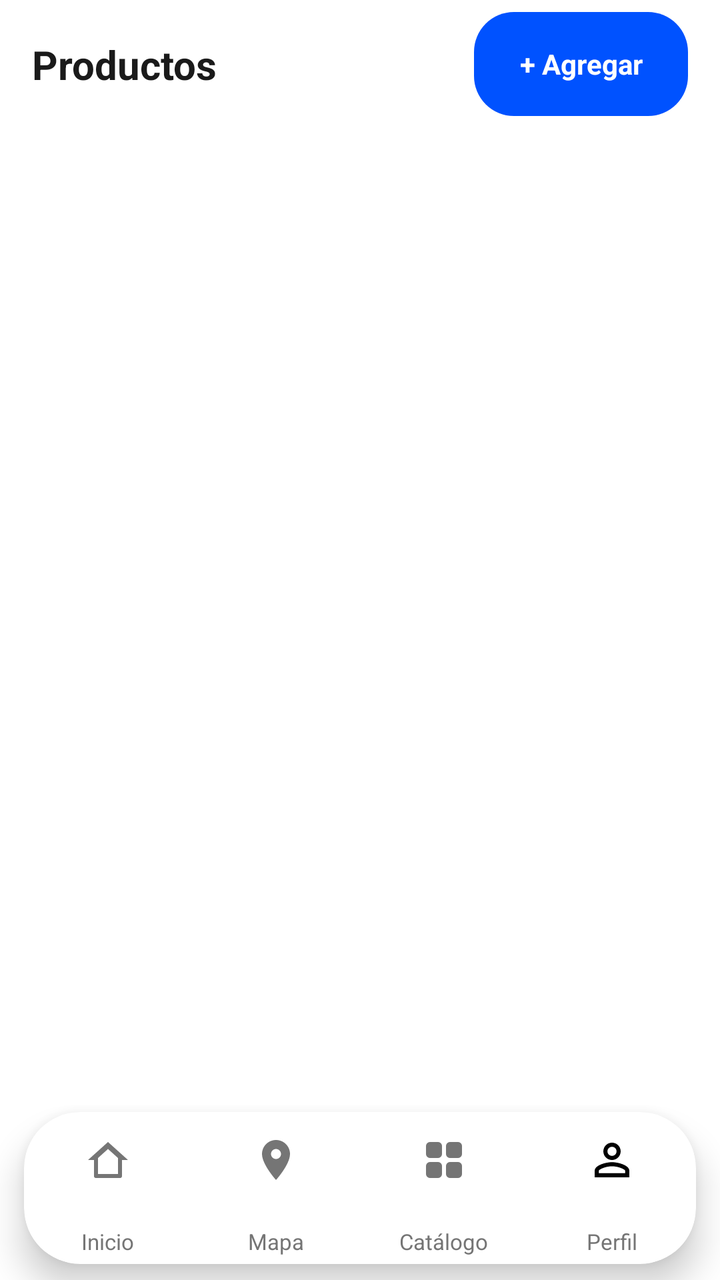
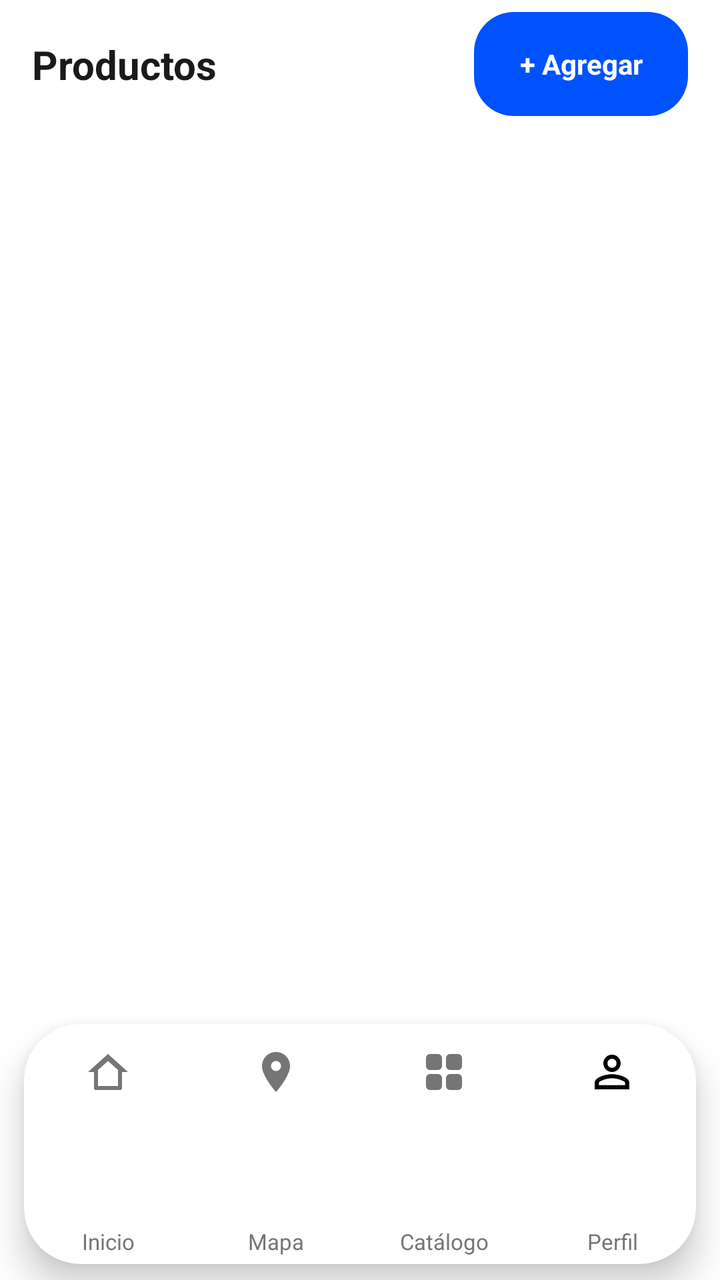

The first picture is an Android layout as it rendered before a commit; the second is the same layout after the commit. The layout source and the unified diff follow.
<!-- AndroidManifest.xml: application theme Theme.MyApplication -->
<!-- res/layout/admin_product.xml -->
<?xml version="1.0" encoding="utf-8"?>
<androidx.constraintlayout.widget.ConstraintLayout xmlns:android="http://schemas.android.com/apk/res/android"
    xmlns:app="http://schemas.android.com/apk/res-auto"
    xmlns:tools="http://schemas.android.com/tools"
    android:id="@+id/main"
    android:layout_width="match_parent"
    android:layout_height="match_parent"
    tools:context=".MainActivity11">

    
    <androidx.constraintlayout.widget.ConstraintLayout
        android:id="@+id/cl_top_bar"
        android:layout_width="match_parent"
        android:layout_height="64dp"
        android:paddingHorizontal="16dp"
        app:layout_constraintTop_toTopOf="parent">

        <TextView
            android:id="@+id/tv_title"
            android:layout_width="wrap_content"
            android:layout_height="wrap_content"
            android:text="@string/products_title"
            android:textColor="@color/text_black"
            android:textSize="20sp"
            android:textStyle="bold"
            app:layout_constraintBottom_toBottomOf="parent"
            app:layout_constraintStart_toStartOf="parent"
            app:layout_constraintTop_toTopOf="parent" />

        <TextView
            android:id="@+id/btn_add_product"
            android:layout_width="107dp"
            android:layout_height="52dp"
            android:background="@drawable/bg_add_button"
            android:gravity="center"
            android:paddingHorizontal="16dp"
            android:text="@string/btn_add"
            android:textColor="@color/white"
            android:textSize="14sp"
            android:textStyle="bold"
            app:layout_constraintBottom_toBottomOf="parent"
            app:layout_constraintEnd_toEndOf="parent"
            app:layout_constraintTop_toTopOf="parent" />

    </androidx.constraintlayout.widget.ConstraintLayout>

    <ScrollView
        android:layout_width="match_parent"
        android:layout_height="0dp"
        app:layout_constraintBottom_toTopOf="@id/custom_bottom_nav"
        app:layout_constraintTop_toBottomOf="@id/cl_top_bar">

        <LinearLayout
            android:id="@+id/ll_products_container"
            android:layout_width="match_parent"
            android:layout_height="wrap_content"
            android:orientation="vertical"
            android:padding="16dp">

        </LinearLayout>
    </ScrollView>

    
    <include
        android:id="@+id/custom_bottom_nav"
        layout="@layout/layout_custom_bottom_nav"
        android:layout_width="match_parent"
        android:layout_height="96dp"
        app:layout_constraintBottom_toBottomOf="parent"
        app:layout_constraintEnd_toEndOf="parent"
        app:layout_constraintStart_toStartOf="parent" />

</androidx.constraintlayout.widget.ConstraintLayout>
<!-- res/layout/layout_custom_bottom_nav.xml (included above) -->
<?xml version="1.0" encoding="utf-8"?>
<FrameLayout xmlns:android="http://schemas.android.com/apk/res/android"
    xmlns:app="http://schemas.android.com/apk/res-auto"
    xmlns:tools="http://schemas.android.com/tools"
    android:id="@+id/custom_bottom_nav"
    android:layout_width="match_parent"
    android:layout_height="96dp"
    android:clipChildren="false"
    android:clipToPadding="false"
    tools:ignore="MergeRootFrame">

    
    <androidx.cardview.widget.CardView
        android:id="@+id/cv_nav_bar"
        android:layout_width="match_parent"
        android:layout_height="76dp"
        android:layout_gravity="bottom"
        android:layout_marginStart="12dp"
        android:layout_marginEnd="12dp"
        android:layout_marginBottom="8dp"
        app:cardBackgroundColor="@color/nav_bar_surface"
        app:cardCornerRadius="28dp"
        app:cardElevation="10dp"
        app:cardMaxElevation="14dp"
        app:cardPreventCornerOverlap="false">

        <LinearLayout
            android:layout_width="match_parent"
            android:layout_height="match_parent"
            android:baselineAligned="false"
            android:orientation="horizontal"
            android:weightSum="4">

            
            <FrameLayout
                android:id="@+id/tab_home"
                android:layout_width="0dp"
                android:layout_height="match_parent"
                android:layout_weight="1"
                android:background="?attr/selectableItemBackgroundBorderless"
                android:clickable="true"
                android:clipChildren="false"
                android:clipToPadding="false"
                android:focusable="true">

                
                <View
                    android:id="@+id/v_home_ring"
                    android:layout_width="54dp"
                    android:layout_height="54dp"
                    android:layout_gravity="center_horizontal|top"
                    android:layout_marginTop="0dp"
                    android:background="@drawable/bg_nav_active_ring"
                    android:elevation="6dp"
                    android:visibility="gone"
                    tools:visibility="visible" />

                
                <FrameLayout
                    android:id="@+id/fl_home_icon_container"
                    android:layout_width="46dp"
                    android:layout_height="46dp"
                    android:layout_gravity="center_horizontal|top"
                    android:layout_marginTop="4dp"
                    android:background="@drawable/bg_nav_active_circle"
                    android:elevation="8dp"
                    android:visibility="gone"
                    tools:visibility="visible">

                    <ImageView
                        android:id="@+id/iv_home_active_icon"
                        android:layout_width="24dp"
                        android:layout_height="24dp"
                        android:layout_gravity="center"
                        android:contentDescription="@string/nav_home"
                        android:src="@drawable/ic_nav_home"
                        app:tint="@color/white" />
                </FrameLayout>

                
                <ImageView
                    android:id="@+id/iv_home_inactive_icon"
                    android:layout_width="24dp"
                    android:layout_height="24dp"
                    android:layout_gravity="center_horizontal|top"
                    android:layout_marginTop="12dp"
                    android:contentDescription="@string/nav_home"
                    android:src="@drawable/ic_nav_home"
                    app:tint="@color/text_grey" />

                
                <TextView
                    android:id="@+id/tv_home_label"
                    android:layout_width="wrap_content"
                    android:layout_height="wrap_content"
                    android:layout_gravity="center_horizontal|bottom"
                    android:layout_marginBottom="4dp"
                    android:text="@string/nav_home"
                    android:textColor="@color/text_grey"
                    android:textSize="11sp"
                    android:textStyle="normal" />

            </FrameLayout>

            
            <FrameLayout
                android:id="@+id/tab_map"
                android:layout_width="0dp"
                android:layout_height="match_parent"
                android:layout_weight="1"
                android:background="?attr/selectableItemBackgroundBorderless"
                android:clickable="true"
                android:clipChildren="false"
                android:clipToPadding="false"
                android:focusable="true">

                
                <View
                    android:id="@+id/v_map_ring"
                    android:layout_width="54dp"
                    android:layout_height="54dp"
                    android:layout_gravity="center_horizontal|top"
                    android:layout_marginTop="0dp"
                    android:background="@drawable/bg_nav_active_ring"
                    android:elevation="6dp"
                    android:visibility="gone"
                    tools:visibility="gone" />

                
                <FrameLayout
                    android:id="@+id/fl_map_icon_container"
                    android:layout_width="46dp"
                    android:layout_height="46dp"
                    android:layout_gravity="center_horizontal|top"
                    android:layout_marginTop="4dp"
                    android:background="@drawable/bg_nav_active_circle"
                    android:elevation="8dp"
                    android:visibility="gone"
                    tools:visibility="gone">

                    <ImageView
                        android:id="@+id/iv_map_active_icon"
                        android:layout_width="24dp"
                        android:layout_height="24dp"
                        android:layout_gravity="center"
                        android:contentDescription="@string/nav_map"
                        android:src="@drawable/ic_nav_map"
                        app:tint="@color/white" />
                </FrameLayout>

                
                <ImageView
                    android:id="@+id/iv_map_inactive_icon"
                    android:layout_width="24dp"
                    android:layout_height="24dp"
                    android:layout_gravity="center_horizontal|top"
                    android:layout_marginTop="12dp"
                    android:contentDescription="@string/nav_map"
                    android:src="@drawable/ic_nav_map"
                    app:tint="@color/text_grey" />

                
                <TextView
                    android:id="@+id/tv_map_label"
                    android:layout_width="wrap_content"
                    android:layout_height="wrap_content"
                    android:layout_gravity="center_horizontal|bottom"
                    android:layout_marginBottom="4dp"
                    android:text="@string/nav_map"
                    android:textColor="@color/text_grey"
                    android:textSize="11sp"
                    android:textStyle="normal" />

            </FrameLayout>

            
            <FrameLayout
                android:id="@+id/tab_catalog"
                android:layout_width="0dp"
                android:layout_height="match_parent"
                android:layout_weight="1"
                android:background="?attr/selectableItemBackgroundBorderless"
                android:clickable="true"
                android:clipChildren="false"
                android:clipToPadding="false"
                android:focusable="true">

                
                <View
                    android:id="@+id/v_catalog_ring"
                    android:layout_width="54dp"
                    android:layout_height="54dp"
                    android:layout_gravity="center_horizontal|top"
                    android:layout_marginTop="0dp"
                    android:background="@drawable/bg_nav_active_ring"
                    android:elevation="6dp"
                    android:visibility="gone"
                    tools:visibility="gone" />

                
                <FrameLayout
                    android:id="@+id/fl_catalog_icon_container"
                    android:layout_width="46dp"
                    android:layout_height="46dp"
                    android:layout_gravity="center_horizontal|top"
                    android:layout_marginTop="4dp"
                    android:background="@drawable/bg_nav_active_circle"
                    android:elevation="8dp"
                    android:visibility="gone"
                    tools:visibility="gone">

                    <ImageView
                        android:id="@+id/iv_catalog_active_icon"
                        android:layout_width="24dp"
                        android:layout_height="24dp"
                        android:layout_gravity="center"
                        android:contentDescription="@string/nav_catalog"
                        android:src="@drawable/ic_nav_catalog"
                        app:tint="@color/white" />
                </FrameLayout>

                
                <ImageView
                    android:id="@+id/iv_catalog_inactive_icon"
                    android:layout_width="24dp"
                    android:layout_height="24dp"
                    android:layout_gravity="center_horizontal|top"
                    android:layout_marginTop="12dp"
                    android:contentDescription="@string/nav_catalog"
                    android:src="@drawable/ic_nav_catalog"
                    app:tint="@color/text_grey" />

                
                <TextView
                    android:id="@+id/tv_catalog_label"
                    android:layout_width="wrap_content"
                    android:layout_height="wrap_content"
                    android:layout_gravity="center_horizontal|bottom"
                    android:layout_marginBottom="4dp"
                    android:text="@string/nav_catalog"
                    android:textColor="@color/text_grey"
                    android:textSize="11sp"
                    android:textStyle="normal" />

            </FrameLayout>

            
            <FrameLayout
                android:id="@+id/tab_profile"
                android:layout_width="0dp"
                android:layout_height="match_parent"
                android:layout_weight="1"
                android:background="?attr/selectableItemBackgroundBorderless"
                android:clickable="true"
                android:clipChildren="false"
                android:clipToPadding="false"
                android:focusable="true">

                
                <View
                    android:id="@+id/v_profile_ring"
                    android:layout_width="54dp"
                    android:layout_height="54dp"
                    android:layout_gravity="center_horizontal|top"
                    android:layout_marginTop="0dp"
                    android:background="@drawable/bg_nav_active_ring"
                    android:elevation="6dp"
                    android:visibility="gone"
                    tools:visibility="gone" />

                
                <FrameLayout
                    android:id="@+id/fl_profile_icon_container"
                    android:layout_width="46dp"
                    android:layout_height="46dp"
                    android:layout_gravity="center_horizontal|top"
                    android:layout_marginTop="4dp"
                    android:background="@drawable/bg_nav_active_circle"
                    android:elevation="8dp"
                    android:padding="3dp"
                    android:visibility="gone"
                    tools:visibility="gone">

                    <com.google.android.material.imageview.ShapeableImageView
                        android:id="@+id/iv_profile_active_avatar"
                        android:layout_width="match_parent"
                        android:layout_height="match_parent"
                        android:contentDescription="@string/nav_profile"
                        android:scaleType="centerCrop"
                        android:src="@drawable/ic_person_outline"
                        app:shapeAppearanceOverlay="@style/ShapeAppearance.App.Circle" />
                </FrameLayout>

                
                <com.google.android.material.imageview.ShapeableImageView
                    android:id="@+id/iv_profile_inactive_avatar"
                    android:layout_width="26dp"
                    android:layout_height="26dp"
                    android:layout_gravity="center_horizontal|top"
                    android:layout_marginTop="11dp"
                    android:contentDescription="@string/nav_profile"
                    android:scaleType="centerCrop"
                    android:src="@drawable/ic_person_outline"
                    app:shapeAppearanceOverlay="@style/ShapeAppearance.App.Circle" />

                
                <TextView
                    android:id="@+id/tv_profile_label"
                    android:layout_width="wrap_content"
                    android:layout_height="wrap_content"
                    android:layout_gravity="center_horizontal|bottom"
                    android:layout_marginBottom="4dp"
                    android:text="@string/nav_profile"
                    android:textColor="@color/text_grey"
                    android:textSize="11sp"
                    android:textStyle="normal" />

            </FrameLayout>

        </LinearLayout>
    </androidx.cardview.widget.CardView>
</FrameLayout>
<!-- resources referenced by this layout -->
<resources>
  <color name="nav_bar_surface">#FFFFFF</color>
  <color name="text_black">#1A1A1A</color>
  <color name="text_grey">#757575</color>
  <color name="white">#FFFFFFFF</color>
  <!-- drawable bg_add_button (drawable) -->
  <?xml version="1.0" encoding="utf-8"?>
  <shape xmlns:android="http://schemas.android.com/apk/res/android">
      <solid android:color="@color/brand_blue" />
      <corners android:radius="20dp" />
  </shape>
  <!-- drawable bg_nav_active_circle (drawable) -->
  <?xml version="1.0" encoding="utf-8"?>
  <shape xmlns:android="http://schemas.android.com/apk/res/android"
      android:shape="oval">
      <gradient
          android:angle="135"
          android:endColor="#0066FF"
          android:startColor="#0B57CF"
          android:type="linear" />
  </shape>
  <!-- drawable bg_nav_active_ring (drawable) -->
  <?xml version="1.0" encoding="utf-8"?>
  <shape xmlns:android="http://schemas.android.com/apk/res/android"
      android:shape="oval">
      <solid android:color="@color/surface_background" />
  </shape>
  <!-- drawable ic_nav_home (drawable) -->
  <vector xmlns:android="http://schemas.android.com/apk/res/android"
      android:width="24dp"
      android:height="24dp"
      android:viewportWidth="24"
      android:viewportHeight="24">
      <path
          android:fillColor="#FF000000"
          android:pathData="M12,3L2,12h3v8a1,1 0 0,0 1,1h12a1,1 0 0,0 1,-1v-8h3L12,3z M17,19H7v-8l5,-4.5l5,4.5v8z" />
  </vector>
  <string name="btn_add">+ Agregar</string>
  <string name="nav_catalog">Catálogo</string>
  <string name="nav_home">Inicio</string>
  <string name="nav_map">Mapa</string>
  <string name="nav_profile">Perfil</string>
  <string name="products_title">Productos</string>
  <style name="ShapeAppearance.App.Circle" parent="ShapeAppearance.MaterialComponents.SmallComponent">
          <item name="cornerSize">50%</item>
      </style>
  <style name="Theme.MyApplication" parent="Theme.MaterialComponents.DayNight.NoActionBar">
          
          <item name="colorPrimary">@color/purple_500</item>
          <item name="colorPrimaryVariant">@color/purple_700</item>
          <item name="colorOnPrimary">@color/white</item>
          
          <item name="colorSecondary">@color/teal_200</item>
          <item name="colorSecondaryVariant">@color/teal_700</item>
          <item name="colorOnSecondary">@color/black</item>
          
          <item name="android:statusBarColor">?attr/colorPrimaryVariant</item>
          <item name="android:windowBackground">@color/surface_background</item>
          
          <item name="android:editTextColor">@color/text_black</item>
          <item name="android:textColorPrimary">@color/text_black</item>
          <item name="materialButtonStyle">@style/Widget.TechnoCat.Button</item>
          
      </style>
  <color name="brand_blue">#0052FF</color>
  <color name="surface_background">#FFFFFF</color>
  <color name="purple_500">#FF6200EE</color>
  <color name="purple_700">#FF3700B3</color>
  <color name="teal_200">#FF03DAC5</color>
  <color name="teal_700">#FF018786</color>
  <color name="black">#FF000000</color>
  <style name="Widget.TechnoCat.Button" parent="Widget.MaterialComponents.Button">
          <item name="android:elevation">5dp</item>
          <item name="android:outlineSpotShadowColor">@color/brand_blue</item>
          <item name="android:outlineAmbientShadowColor">@color/brand_blue</item>
          <item name="rippleColor">@color/button_ripple</item>
      </style>
  <color name="button_ripple">#330052FF</color>
  <!-- unchanged entries left out for length: 3 -->
</resources>

<!-- the commit's change to res/layout/admin_product.xml (unified diff, before → after) -->
@@ -11,7 +11,8 @@
     <androidx.constraintlayout.widget.ConstraintLayout
         android:id="@+id/cl_top_bar"
         android:layout_width="match_parent"
-        android:layout_height="64dp"
+        android:layout_height="wrap_content"
+        android:minHeight="64dp"
         android:paddingHorizontal="16dp"
         app:layout_constraintTop_toTopOf="parent">
 
@@ -30,17 +31,20 @@
         <TextView
             android:id="@+id/btn_add_product"
             android:layout_width="107dp"
-            android:layout_height="52dp"
+            android:layout_height="wrap_content"
             android:background="@drawable/bg_add_button"
             android:gravity="center"
             android:paddingHorizontal="16dp"
             android:text="@string/btn_add"
-            android:textColor="@color/white"
+            android:textColor="?attr/colorOnPrimary"
             android:textSize="14sp"
             android:textStyle="bold"
             app:layout_constraintBottom_toBottomOf="parent"
             app:layout_constraintEnd_toEndOf="parent"
-            app:layout_constraintTop_toTopOf="parent" />
+            app:layout_constraintTop_toTopOf="parent"
+            android:foreground="?attr/selectableItemBackground"
+        android:minHeight="52dp"
+    />
 
     </androidx.constraintlayout.widget.ConstraintLayout>
 
@@ -65,7 +69,7 @@
         android:id="@+id/custom_bottom_nav"
         layout="@layout/layout_custom_bottom_nav"
         android:layout_width="match_parent"
-        android:layout_height="96dp"
+        android:layout_height="136dp"
         app:layout_constraintBottom_toBottomOf="parent"
         app:layout_constraintEnd_toEndOf="parent"
         app:layout_constraintStart_toStartOf="parent" />
@@ -78,7 +82,7 @@
     xmlns:tools="http://schemas.android.com/tools"
     android:id="@+id/custom_bottom_nav"
     android:layout_width="match_parent"
-    android:layout_height="96dp"
+    android:layout_height="136dp"
     android:clipChildren="false"
     android:clipToPadding="false"
     tools:ignore="MergeRootFrame">
@@ -87,7 +91,7 @@
     <androidx.cardview.widget.CardView
         android:id="@+id/cv_nav_bar"
         android:layout_width="match_parent"
-        android:layout_height="76dp"
+        android:layout_height="120dp"
         android:layout_gravity="bottom"
         android:layout_marginStart="12dp"
         android:layout_marginEnd="12dp"
@@ -165,8 +169,10 @@
                 
                 <TextView
                     android:id="@+id/tv_home_label"
-                    android:layout_width="wrap_content"
+                    android:layout_width="match_parent"
                     android:layout_height="wrap_content"
+                    android:gravity="center"
+                    android:paddingHorizontal="2dp"
                     android:layout_gravity="center_horizontal|bottom"
                     android:layout_marginBottom="4dp"
                     android:text="@string/nav_home"
@@ -236,8 +242,10 @@
                 
                 <TextView
                     android:id="@+id/tv_map_label"
-                    android:layout_width="wrap_content"
+                    android:layout_width="match_parent"
                     android:layout_height="wrap_content"
+                    android:gravity="center"
+                    android:paddingHorizontal="2dp"
                     android:layout_gravity="center_horizontal|bottom"
                     android:layout_marginBottom="4dp"
                     android:text="@string/nav_map"
@@ -307,8 +315,10 @@
                 
                 <TextView
                     android:id="@+id/tv_catalog_label"
-                    android:layout_width="wrap_content"
+                    android:layout_width="match_parent"
                     android:layout_height="wrap_content"
+                    android:gravity="center"
+                    android:paddingHorizontal="2dp"
                     android:layout_gravity="center_horizontal|bottom"
                     android:layout_marginBottom="4dp"
                     android:text="@string/nav_catalog"
@@ -380,8 +390,10 @@
                 
                 <TextView
                     android:id="@+id/tv_profile_label"
-                    android:layout_width="wrap_content"
+                    android:layout_width="match_parent"
                     android:layout_height="wrap_content"
+                    android:gravity="center"
+                    android:paddingHorizontal="2dp"
                     android:layout_gravity="center_horizontal|bottom"
                     android:layout_marginBottom="4dp"
                     android:text="@string/nav_profile"
<!-- resource entries referenced after the edit -->
@@ -49,7 +49,7 @@
           
           <item name="colorPrimary">@color/purple_500</item>
           <item name="colorPrimaryVariant">@color/purple_700</item>
-          <item name="colorOnPrimary">@color/white</item>
+          <item name="colorOnPrimary">@color/on_primary</item>
           
           <item name="colorSecondary">@color/teal_200</item>
           <item name="colorSecondaryVariant">@color/teal_700</item>
@@ -67,11 +67,13 @@
   <color name="surface_background">#FFFFFF</color>
   <color name="purple_500">#FF6200EE</color>
   <color name="purple_700">#FF3700B3</color>
+  <color name="on_primary">#FFFFFF</color>
   <color name="teal_200">#FF03DAC5</color>
   <color name="teal_700">#FF018786</color>
   <color name="black">#FF000000</color>
   <style name="Widget.TechnoCat.Button" parent="Widget.MaterialComponents.Button">
           <item name="android:elevation">5dp</item>
+          <item name="android:foreground">?attr/selectableItemBackground</item>
           <item name="android:outlineSpotShadowColor">@color/brand_blue</item>
           <item name="android:outlineAmbientShadowColor">@color/brand_blue</item>
           <item name="rippleColor">@color/button_ripple</item>
